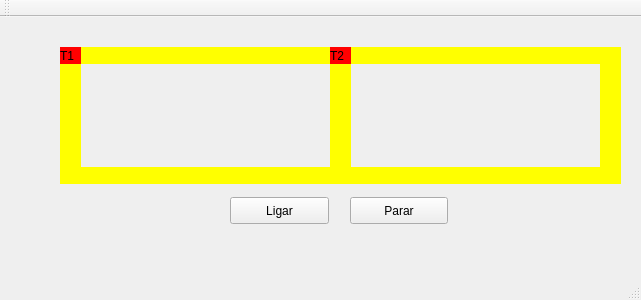
Above: src/mainwindow.ui from fabianapduarte/trabalho-trens before the change. Below: the same form after it.
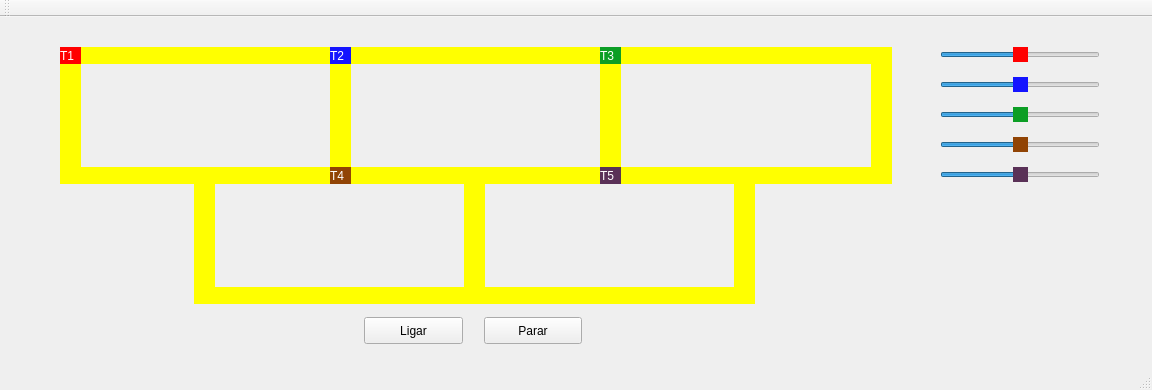
That is the form after the change.

Commit message: adiciona interface com sliders

Patch:
```diff
--- a/src/mainwindow.ui
+++ b/src/mainwindow.ui
@@ -6,8 +6,8 @@
    <rect>
     <x>0</x>
     <y>0</y>
-    <width>641</width>
-    <height>300</height>
+    <width>1152</width>
+    <height>390</height>
    </rect>
   </property>
   <property name="windowTitle">
@@ -24,7 +24,8 @@
      </rect>
     </property>
     <property name="styleSheet">
-     <string notr="true">QLabel { background: red}</string>
+     <string notr="true">background-color: rgb(255, 0, 0);
+color: rgb(255, 255, 255);</string>
     </property>
     <property name="text">
      <string>T1</string>
@@ -33,8 +34,8 @@
    <widget class="QLabel" name="label_trilho1">
     <property name="geometry">
      <rect>
-      <x>80</x>
-      <y>30</y>
+      <x>214</x>
+      <y>150</y>
       <width>250</width>
       <height>17</height>
      </rect>
@@ -49,8 +50,8 @@
    <widget class="QLabel" name="label_trilho2">
     <property name="geometry">
      <rect>
-      <x>80</x>
-      <y>150</y>
+      <x>214</x>
+      <y>270</y>
       <width>250</width>
       <height>17</height>
      </rect>
@@ -65,8 +66,8 @@
    <widget class="QLabel" name="label_trilho3">
     <property name="geometry">
      <rect>
-      <x>330</x>
-      <y>30</y>
+      <x>464</x>
+      <y>150</y>
       <width>21</width>
       <height>137</height>
      </rect>
@@ -81,8 +82,8 @@
    <widget class="QLabel" name="label_trilho4">
     <property name="geometry">
      <rect>
-      <x>60</x>
-      <y>30</y>
+      <x>194</x>
+      <y>150</y>
       <width>21</width>
       <height>137</height>
      </rect>
@@ -97,8 +98,8 @@
    <widget class="QPushButton" name="pushButton">
     <property name="geometry">
      <rect>
-      <x>230</x>
-      <y>180</y>
+      <x>364</x>
+      <y>300</y>
       <width>99</width>
       <height>27</height>
      </rect>
@@ -110,8 +111,8 @@
    <widget class="QPushButton" name="pushButton_2">
     <property name="geometry">
      <rect>
-      <x>350</x>
-      <y>180</y>
+      <x>484</x>
+      <y>300</y>
       <width>98</width>
       <height>27</height>
      </rect>
@@ -123,8 +124,8 @@
    <widget class="QLabel" name="label_trilho4_2">
     <property name="geometry">
      <rect>
-      <x>600</x>
-      <y>30</y>
+      <x>734</x>
+      <y>150</y>
       <width>21</width>
       <height>137</height>
      </rect>
@@ -139,8 +140,8 @@
    <widget class="QLabel" name="label_trilho1_2">
     <property name="geometry">
      <rect>
-      <x>350</x>
-      <y>30</y>
+      <x>484</x>
+      <y>150</y>
       <width>250</width>
       <height>17</height>
      </rect>
@@ -155,8 +156,8 @@
    <widget class="QLabel" name="label_trilho2_2">
     <property name="geometry">
      <rect>
-      <x>350</x>
-      <y>150</y>
+      <x>484</x>
+      <y>270</y>
       <width>250</width>
       <height>17</height>
      </rect>
@@ -178,31 +179,381 @@
      </rect>
     </property>
     <property name="styleSheet">
-     <string notr="true">QLabel { background: red}</string>
+     <string notr="true">background-color: rgb(20, 20, 255);
+color: rgb(255, 255, 255);</string>
     </property>
     <property name="text">
      <string>T2</string>
     </property>
    </widget>
+   <widget class="QSlider" name="horizontalSlider">
+    <property name="geometry">
+     <rect>
+      <x>940</x>
+      <y>30</y>
+      <width>160</width>
+      <height>16</height>
+     </rect>
+    </property>
+    <property name="maximumSize">
+     <size>
+      <width>160</width>
+      <height>16777215</height>
+     </size>
+    </property>
+    <property name="cursor">
+     <cursorShape>PointingHandCursor</cursorShape>
+    </property>
+    <property name="styleSheet">
+     <string notr="true">QSlider::handle:horizontal {background-color: red;}</string>
+    </property>
+    <property name="maximum">
+     <number>200</number>
+    </property>
+    <property name="value">
+     <number>100</number>
+    </property>
+    <property name="sliderPosition">
+     <number>100</number>
+    </property>
+    <property name="orientation">
+     <enum>Qt::Horizontal</enum>
+    </property>
+   </widget>
+   <widget class="QLabel" name="label_trilho4_3">
+    <property name="geometry">
+     <rect>
+      <x>600</x>
+      <y>30</y>
+      <width>21</width>
+      <height>137</height>
+     </rect>
+    </property>
+    <property name="styleSheet">
+     <string notr="true">QLabel { background: yellow}</string>
+    </property>
+    <property name="text">
+     <string/>
+    </property>
+   </widget>
+   <widget class="QLabel" name="label_trilho4_4">
+    <property name="geometry">
+     <rect>
+      <x>60</x>
+      <y>30</y>
+      <width>21</width>
+      <height>137</height>
+     </rect>
+    </property>
+    <property name="styleSheet">
+     <string notr="true">QLabel { background: yellow}</string>
+    </property>
+    <property name="text">
+     <string/>
+    </property>
+   </widget>
+   <widget class="QLabel" name="label_trilho1_3">
+    <property name="geometry">
+     <rect>
+      <x>350</x>
+      <y>30</y>
+      <width>250</width>
+      <height>17</height>
+     </rect>
+    </property>
+    <property name="styleSheet">
+     <string notr="true">QLabel { background: yellow}</string>
+    </property>
+    <property name="text">
+     <string/>
+    </property>
+   </widget>
+   <widget class="QLabel" name="label_trilho3_2">
+    <property name="geometry">
+     <rect>
+      <x>330</x>
+      <y>30</y>
+      <width>21</width>
+      <height>137</height>
+     </rect>
+    </property>
+    <property name="styleSheet">
+     <string notr="true">QLabel { background: yellow}</string>
+    </property>
+    <property name="text">
+     <string/>
+    </property>
+   </widget>
+   <widget class="QLabel" name="label_trilho1_4">
+    <property name="geometry">
+     <rect>
+      <x>80</x>
+      <y>30</y>
+      <width>250</width>
+      <height>17</height>
+     </rect>
+    </property>
+    <property name="styleSheet">
+     <string notr="true">QLabel { background: yellow}</string>
+    </property>
+    <property name="text">
+     <string/>
+    </property>
+   </widget>
+   <widget class="QLabel" name="label_trilho1_5">
+    <property name="geometry">
+     <rect>
+      <x>621</x>
+      <y>150</y>
+      <width>250</width>
+      <height>17</height>
+     </rect>
+    </property>
+    <property name="styleSheet">
+     <string notr="true">QLabel { background: yellow}</string>
+    </property>
+    <property name="text">
+     <string/>
+    </property>
+   </widget>
+   <widget class="QLabel" name="label_trilho4_5">
+    <property name="geometry">
+     <rect>
+      <x>871</x>
+      <y>30</y>
+      <width>21</width>
+      <height>137</height>
+     </rect>
+    </property>
+    <property name="styleSheet">
+     <string notr="true">QLabel { background: yellow}</string>
+    </property>
+    <property name="text">
+     <string/>
+    </property>
+   </widget>
+   <widget class="QLabel" name="label_trilho1_6">
+    <property name="geometry">
+     <rect>
+      <x>621</x>
+      <y>30</y>
+      <width>250</width>
+      <height>17</height>
+     </rect>
+    </property>
+    <property name="styleSheet">
+     <string notr="true">QLabel { background: yellow}</string>
+    </property>
+    <property name="text">
+     <string/>
+    </property>
+   </widget>
+   <widget class="QLabel" name="label_trilho1_7">
+    <property name="geometry">
+     <rect>
+      <x>80</x>
+      <y>150</y>
+      <width>250</width>
+      <height>17</height>
+     </rect>
+    </property>
+    <property name="styleSheet">
+     <string notr="true">QLabel { background: yellow}</string>
+    </property>
+    <property name="text">
+     <string/>
+    </property>
+   </widget>
+   <widget class="QSlider" name="horizontalSlider_2">
+    <property name="geometry">
+     <rect>
+      <x>940</x>
+      <y>60</y>
+      <width>160</width>
+      <height>16</height>
+     </rect>
+    </property>
+    <property name="cursor">
+     <cursorShape>PointingHandCursor</cursorShape>
+    </property>
+    <property name="styleSheet">
+     <string notr="true">QSlider::handle:horizontal {background-color: rgb(20, 20, 255);}</string>
+    </property>
+    <property name="maximum">
+     <number>200</number>
+    </property>
+    <property name="sliderPosition">
+     <number>100</number>
+    </property>
+    <property name="orientation">
+     <enum>Qt::Horizontal</enum>
+    </property>
+   </widget>
+   <widget class="QLabel" name="label_trem3">
+    <property name="geometry">
+     <rect>
+      <x>600</x>
+      <y>30</y>
+      <width>21</width>
+      <height>17</height>
+     </rect>
+    </property>
+    <property name="styleSheet">
+     <string notr="true">background-color: rgb(12, 158, 37);
+color: rgb(255, 255, 255);
+</string>
+    </property>
+    <property name="text">
+     <string>T3</string>
+    </property>
+   </widget>
+   <widget class="QSlider" name="horizontalSlider_3">
+    <property name="geometry">
+     <rect>
+      <x>940</x>
+      <y>90</y>
+      <width>160</width>
+      <height>16</height>
+     </rect>
+    </property>
+    <property name="cursor">
+     <cursorShape>PointingHandCursor</cursorShape>
+    </property>
+    <property name="styleSheet">
+     <string notr="true">QSlider::handle:horizontal {background-color: rgb(12, 158, 37);}</string>
+    </property>
+    <property name="maximum">
+     <number>200</number>
+    </property>
+    <property name="sliderPosition">
+     <number>100</number>
+    </property>
+    <property name="orientation">
+     <enum>Qt::Horizontal</enum>
+    </property>
+   </widget>
+   <widget class="QLabel" name="label_trem4">
+    <property name="geometry">
+     <rect>
+      <x>330</x>
+      <y>150</y>
+      <width>21</width>
+      <height>17</height>
+     </rect>
+    </property>
+    <property name="styleSheet">
+     <string notr="true">background-color: rgb(145, 68, 5);
+color: rgb(255, 255, 255);
+</string>
+    </property>
+    <property name="text">
+     <string>T4</string>
+    </property>
+   </widget>
+   <widget class="QSlider" name="horizontalSlider_4">
+    <property name="geometry">
+     <rect>
+      <x>940</x>
+      <y>120</y>
+      <width>160</width>
+      <height>16</height>
+     </rect>
+    </property>
+    <property name="cursor">
+     <cursorShape>PointingHandCursor</cursorShape>
+    </property>
+    <property name="styleSheet">
+     <string notr="true">QSlider::handle:horizontal {background-color: rgb(145, 68, 5);}</string>
+    </property>
+    <property name="maximum">
+     <number>200</number>
+    </property>
+    <property name="sliderPosition">
+     <number>100</number>
+    </property>
+    <property name="orientation">
+     <enum>Qt::Horizontal</enum>
+    </property>
+   </widget>
+   <widget class="QLabel" name="label_trem5">
+    <property name="geometry">
+     <rect>
+      <x>600</x>
+      <y>150</y>
+      <width>21</width>
+      <height>17</height>
+     </rect>
+    </property>
+    <property name="styleSheet">
+     <string notr="true">background-color: rgb(90, 49, 87);
+color: rgb(255, 255, 255);
+</string>
+    </property>
+    <property name="text">
+     <string>T5</string>
+    </property>
+   </widget>
+   <widget class="QSlider" name="horizontalSlider_5">
+    <property name="geometry">
+     <rect>
+      <x>940</x>
+      <y>150</y>
+      <width>160</width>
+      <height>16</height>
+     </rect>
+    </property>
+    <property name="cursor">
+     <cursorShape>PointingHandCursor</cursorShape>
+    </property>
+    <property name="styleSheet">
+     <string notr="true">QSlider::handle:horizontal {background-color: rgb(90, 49, 87);}</string>
+    </property>
+    <property name="maximum">
+     <number>200</number>
+    </property>
+    <property name="sliderPosition">
+     <number>100</number>
+    </property>
+    <property name="orientation">
+     <enum>Qt::Horizontal</enum>
+    </property>
+   </widget>
+   <zorder>label_trilho1_3</zorder>
+   <zorder>label_trilho1_4</zorder>
    <zorder>label_trilho1</zorder>
-   <zorder>label_trilho2</zorder>
+   <zorder>label_trilho4_5</zorder>
+   <zorder>label_trilho3_2</zorder>
    <zorder>label_trilho3</zorder>
+   <zorder>label_trilho4_3</zorder>
+   <zorder>label_trilho1_7</zorder>
+   <zorder>label_trilho2_2</zorder>
+   <zorder>label_trilho4_2</zorder>
+   <zorder>label_trilho1_5</zorder>
+   <zorder>label_trilho2</zorder>
+   <zorder>label_trilho1_2</zorder>
    <zorder>label_trilho4</zorder>
-   <zorder>label_trem1</zorder>
+   <zorder>label_trilho1_6</zorder>
+   <zorder>label_trilho4_4</zorder>
    <zorder>pushButton</zorder>
    <zorder>pushButton_2</zorder>
-   <zorder>label_trilho4_2</zorder>
-   <zorder>label_trilho1_2</zorder>
-   <zorder>label_trilho2_2</zorder>
+   <zorder>horizontalSlider</zorder>
+   <zorder>horizontalSlider_2</zorder>
    <zorder>label_trem2</zorder>
+   <zorder>label_trem1</zorder>
+   <zorder>label_trem3</zorder>
+   <zorder>horizontalSlider_3</zorder>
+   <zorder>label_trem4</zorder>
+   <zorder>horizontalSlider_4</zorder>
+   <zorder>label_trem5</zorder>
+   <zorder>horizontalSlider_5</zorder>
   </widget>
   <widget class="QMenuBar" name="menuBar">
    <property name="geometry">
     <rect>
      <x>0</x>
      <y>0</y>
-     <width>641</width>
-     <height>22</height>
+     <width>1152</width>
+     <height>21</height>
     </rect>
    </property>
   </widget>
```
